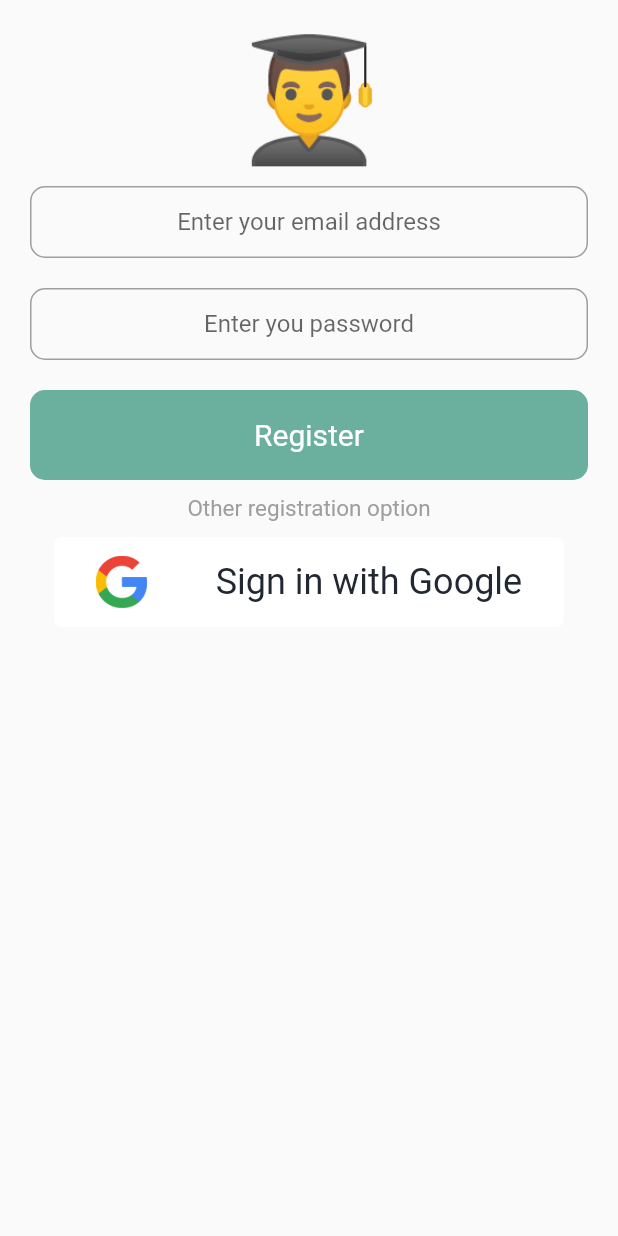
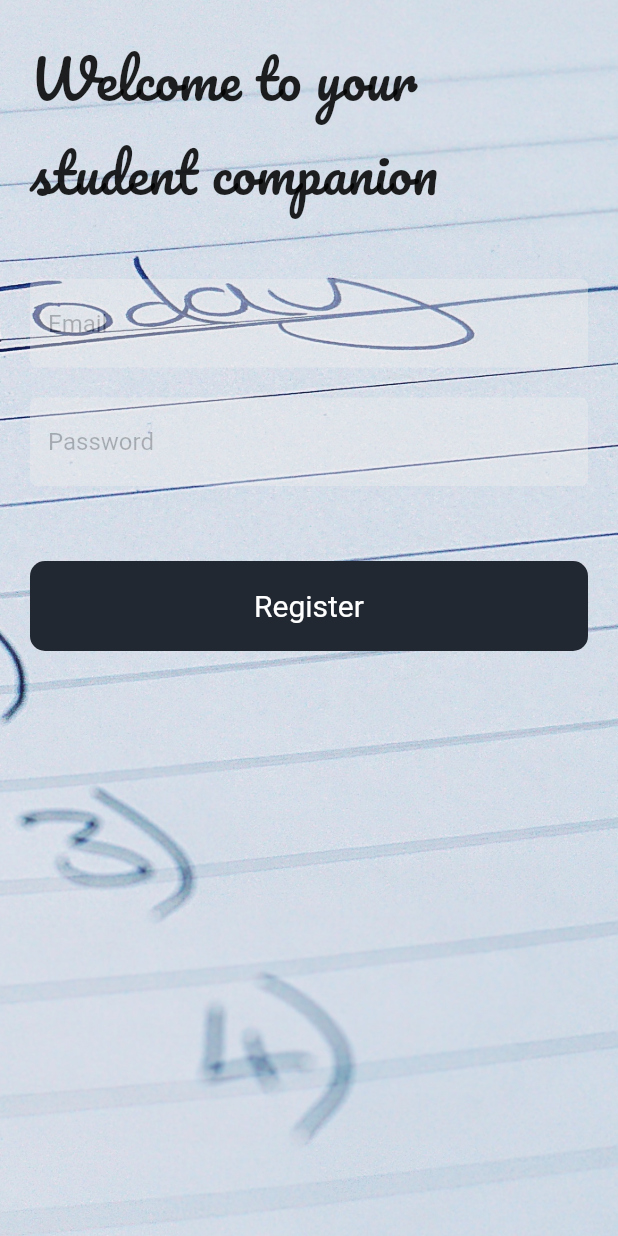
Before and after one commit to Abderraouf99/Assistant, a Flutter app: the RegistrationScreen screen opened by its route, on a phone screen of 412 x 824 dp. Run offline on Flutter 3.47's test engine with Material 2 defaults, Android fonts, the phone set to English and light mode, and no system bars; our stand-ins replace adaptive_dialog, cloud_firestore, firebase_auth, firebase_core, flutter_animation_progress_bar, focused_menu and 1 more; accounts and stored records are empty.

Commit message:
update to the registration screen UI

```diff
--- a/lib/Screens/registationScreen.dart
+++ b/lib/Screens/registationScreen.dart
@@ -1,10 +1,10 @@
 import 'package:flutter/material.dart';
 import 'package:to_do_app/Screens/pageViewScreen.dart';
-import 'package:to_do_app/constants.dart';
+import 'package:to_do_app/Widgets/GoogleSignInButton.dart';
+
 import 'package:to_do_app/models/DataFirebase.dart';
 import 'package:to_do_app/models/SocialMediaLogin_RegistationHandler.dart';
 import 'package:to_do_app/Widgets/CustomButtonWidget.dart';
-import 'package:to_do_app/Widgets/GoogleSignInButton.dart';
 import 'package:firebase_auth/firebase_auth.dart';
 import 'package:adaptive_dialog/adaptive_dialog.dart';
 
@@ -17,54 +17,107 @@ class RegistrationScreen extends StatelessWidget {
   Widget build(BuildContext context) {
     String _email;
     String _password;
+    String _name;
 
     return Scaffold(
-      body: SafeArea(
-        child: ListView(
+      resizeToAvoidBottomInset: false,
+      body: Container(
+        decoration: BoxDecoration(
+          image: DecorationImage(
+            image: AssetImage('assets/background.jpg'),
+            fit: BoxFit.cover,
+          ),
+        ),
+        child: SafeArea(
+          child: Padding(
             padding: EdgeInsets.all(20),
+            child: Column(
+              crossAxisAlignment: CrossAxisAlignment.stretch,
               children: [
-            Column(
-              crossAxisAlignment: CrossAxisAlignment.center,
-              children: [
-                Hero(
-                  tag: 'StudentTag',
-                  child: Container(
+                Flexible(
                   child: Text(
-                      '👨‍🎓️',
-                      style: TextStyle(fontSize: 80),
+                    'Welcome to your student companion',
+                    style: TextStyle(
+                      fontSize: 36,
+                      fontFamily: 'Pacifico',
                     ),
                   ),
                 ),
                 SizedBox(
-                  height: 10,
+                  height: 40,
                 ),
-                TextField(
-                  keyboardType: TextInputType.emailAddress,
+                Opacity(
+                  opacity: 0.4,
+                  child: TextField(
                     onChanged: (value) {
                       _email = value;
                     },
-                  textAlign: TextAlign.center,
-                  decoration: kTextFieldDecoration.copyWith(
-                      hintText: 'Enter your email address'),
+                    decoration: InputDecoration(
+                      filled: true,
+                      fillColor: Color(0xffEEEEEE),
+                      hintText: 'Email',
+                      border: OutlineInputBorder(
+                        borderRadius: BorderRadius.all(
+                          Radius.circular(5),
+                        ),
+                      ),
+                      enabledBorder: OutlineInputBorder(
+                        borderSide: BorderSide(
+                          color: Colors.transparent,
+                        ),
+                        borderRadius: BorderRadius.all(
+                          Radius.circular(5),
+                        ),
+                      ),
+                      focusedBorder: OutlineInputBorder(
+                        borderSide: BorderSide(
+                          color: Colors.transparent,
+                        ),
+                      ),
+                    ),
+                  ),
                 ),
                 SizedBox(
                   height: 20,
                 ),
-                TextField(
+                Opacity(
+                  opacity: 0.4,
+                  child: TextField(
+                    keyboardType: TextInputType.emailAddress,
+                    obscureText: true,
                     onChanged: (value) {
                       _password = value;
                     },
-                  textAlign: TextAlign.center,
-                  obscureText: true,
-                  decoration: kTextFieldDecoration.copyWith(
-                      hintText: 'Enter you password'),
+                    decoration: InputDecoration(
+                      filled: true,
+                      fillColor: Color(0xffEEEEEE),
+                      hintText: 'Password',
+                      border: OutlineInputBorder(
+                        borderRadius: BorderRadius.all(
+                          Radius.circular(5),
+                        ),
+                      ),
+                      enabledBorder: OutlineInputBorder(
+                        borderSide: BorderSide(
+                          color: Colors.transparent,
+                        ),
+                        borderRadius: BorderRadius.all(
+                          Radius.circular(5),
+                        ),
+                      ),
+                      focusedBorder: OutlineInputBorder(
+                        borderSide: BorderSide(
+                          color: Colors.transparent,
+                        ),
+                      ),
+                    ),
+                  ),
                 ),
                 SizedBox(
-                  height: 20,
+                  height: 50,
                 ),
                 CustomButton(
-                  name: 'Register',
-                  backgroundColor: Color(0xff6BAF9F),
+                    backgroundColor: Color(0xff222831),
                     onTap: () async {
                       try {
                         UserCredential currentUser =
@@ -92,7 +145,8 @@ class RegistrationScreen extends StatelessWidget {
                             .getAuthInstance()
                             .currentUser
                             .emailVerified) {
-                        Provider.of<FirebaseController>(context, listen: false)
+                          Provider.of<FirebaseController>(context,
+                                  listen: false)
                               .createNewUserDocument();
 
                           Navigator.popAndPushNamed(
@@ -113,42 +167,10 @@ class RegistrationScreen extends StatelessWidget {
                         }
                       }
                     },
-                ),
-                SizedBox(
-                  height: 10,
-                ),
-                Text(
-                  'Other registration option',
-                  style: TextStyle(
-                    fontSize: 15,
-                    color: Colors.grey,
+                    name: 'Register'),
+              ],
             ),
           ),
-                SizedBox(
-                  height: 10,
-                ),
-                GoogleButton(
-                  onTap: () async {
-                    try {
-                      var userCredentials = await SocialMediaHandler()
-                          .signInWithGoogle(Provider.of<FirebaseController>(
-                                  context,
-                                  listen: false)
-                              .getAuthInstance());
-                      if (userCredentials != null) {
-                        Provider.of<FirebaseController>(context, listen: false)
-                            .createNewUserDocument();
-                        Navigator.popAndPushNamed(
-                            context, PageViewNavigation.pageViewNavigationID);
-                      }
-                    } on FirebaseAuthException catch (e) {
-                      print(e.code);
-                    }
-                  },
-                ),
-              ],
-            ),
-          ],
         ),
       ),
     );
```
Lines whose indentation alone changed are shown as unchanged.
